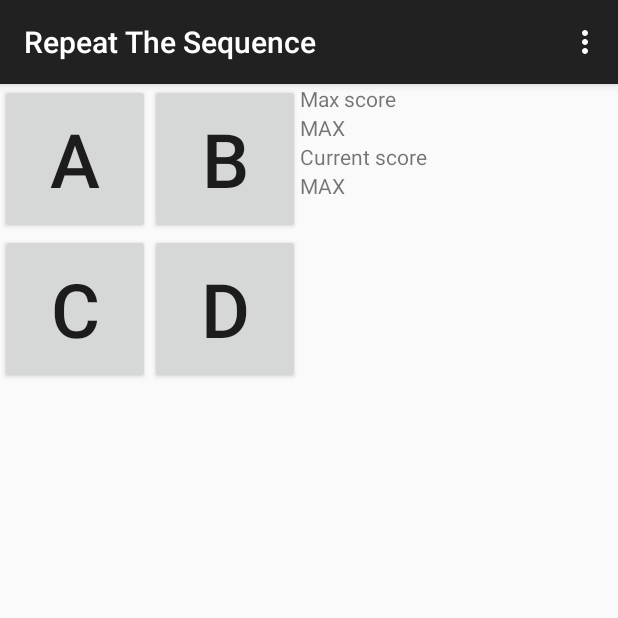
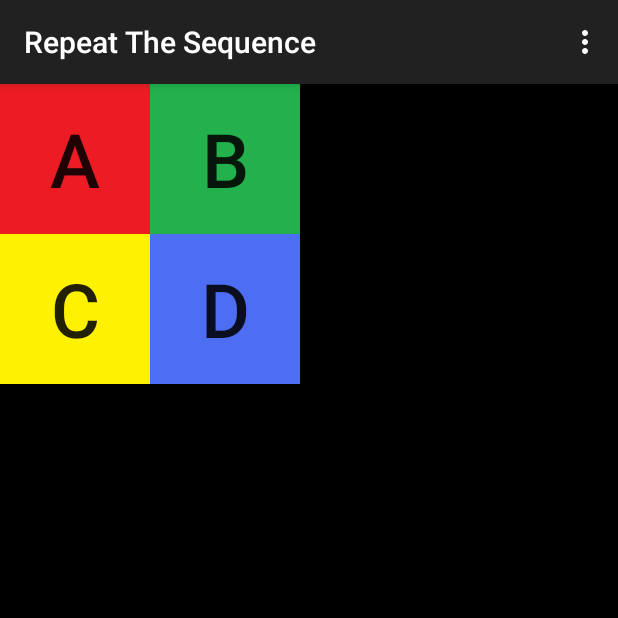
Before and after one commit to SkinnyDipping/RepeatTheSequence, an Android app: the screen it shows after launch (MainActivity), on a phone screen of 412 x 824 dp, the top half of it. Run offline under Robolectric (Android 15) with nearby library versions, the phone set to English and light mode, and no system bars.

Commit message:
aktualizacja layoutow

```diff
--- a/app/src/main/java/com/szalpal/repeatthesequence/app/UIManager.java
+++ b/app/src/main/java/com/szalpal/repeatthesequence/app/UIManager.java
@@ -112,7 +112,7 @@
     @Override
     public void onError() {
         Log.d(TAG, "onError");
-        lockGame(true);
+//        lockGame(true);
 //        if (mCurrScore > mMaxScore) {
 //            mMaxScore = mCurrScore;
 //            setMaxScore(mMaxScore);
--- /dev/null
+++ b/app/src/main/res/drawable/a_button_selector.xml
@@ -0,0 +1,5 @@
+<?xml version="1.0" encoding="utf-8"?>
+<selector xmlns:android="http://schemas.android.com/apk/res/android">
+    <item android:state_pressed="false" android:drawable="@drawable/red"/>
+    <item android:state_pressed="true" android:drawable="@drawable/red_pressed"/>
+</selector>
--- /dev/null
+++ b/app/src/main/res/drawable/b_button_selector.xml
@@ -0,0 +1,5 @@
+<?xml version="1.0" encoding="utf-8"?>
+<selector xmlns:android="http://schemas.android.com/apk/res/android">
+    <item android:state_pressed="false" android:drawable="@drawable/green"/>
+    <item android:state_pressed="true" android:drawable="@drawable/green_pressed"/>
+</selector>
--- /dev/null
+++ b/app/src/main/res/drawable/c_button_selector.xml
@@ -0,0 +1,5 @@
+<?xml version="1.0" encoding="utf-8"?>
+<selector xmlns:android="http://schemas.android.com/apk/res/android">
+    <item android:state_pressed="false" android:drawable="@drawable/yellow"/>
+    <item android:state_pressed="true" android:drawable="@drawable/yellow_pressed"/>
+</selector>
--- /dev/null
+++ b/app/src/main/res/drawable/d_button_selector.xml
@@ -0,0 +1,5 @@
+<?xml version="1.0" encoding="utf-8"?>
+<selector xmlns:android="http://schemas.android.com/apk/res/android">
+    <item android:state_pressed="false" android:drawable="@drawable/blue"/>
+    <item android:state_pressed="true" android:drawable="@drawable/blue_pressed"/>
+</selector>
--- a/app/src/main/res/layout/game_layout.xml
+++ b/app/src/main/res/layout/game_layout.xml
@@ -2,6 +2,7 @@
 <GridLayout xmlns:android="http://schemas.android.com/apk/res/android"
             android:layout_width="match_parent"
             android:layout_height="match_parent"
+            android:background="@color/background_color"
             android:columnCount="3"
             android:rowCount="2">
 
@@ -11,6 +12,7 @@
             android:text="A"
             android:textSize="@dimen/game_button_textSize"
             android:id="@+id/button_A"
+            android:background="@drawable/a_button_selector"
             android:layout_row="0"
             android:layout_column="0"/>
     <Button
@@ -19,6 +21,7 @@
             android:text="B"
             android:textSize="@dimen/game_button_textSize"
             android:id="@+id/button_B"
+            android:background="@drawable/b_button_selector"
             android:layout_row="0"
             android:layout_column="1"/>
     <Button
@@ -27,6 +30,7 @@
             android:text="C"
             android:textSize="@dimen/game_button_textSize"
             android:id="@+id/button_C"
+            android:background="@drawable/c_button_selector"
             android:layout_row="1"
             android:layout_column="0"/>
     <Button
@@ -35,6 +39,7 @@
             android:text="D"
             android:textSize="@dimen/game_button_textSize"
             android:id="@+id/button_D"
+            android:background="@drawable/d_button_selector"
             android:layout_row="1"
             android:layout_column="1"/>
 
--- /dev/null
+++ b/app/src/main/res/values/colors.xml
@@ -0,0 +1,3 @@
+<resources>
+    <color name="background_color">#000000</color>
+</resources>
```
Also changed, not shown: app/src/main/res/drawable/blue.png (added), app/src/main/res/drawable/blue_pressed.png (added), app/src/main/res/drawable/green.png (added), app/src/main/res/drawable/green_pressed.png (added), app/src/main/res/drawable/red.png (added), app/src/main/res/drawable/red_pressed.png (added), app/src/main/res/drawable/yellow.png (added), app/src/main/res/drawable/yellow_pressed.png (added).
